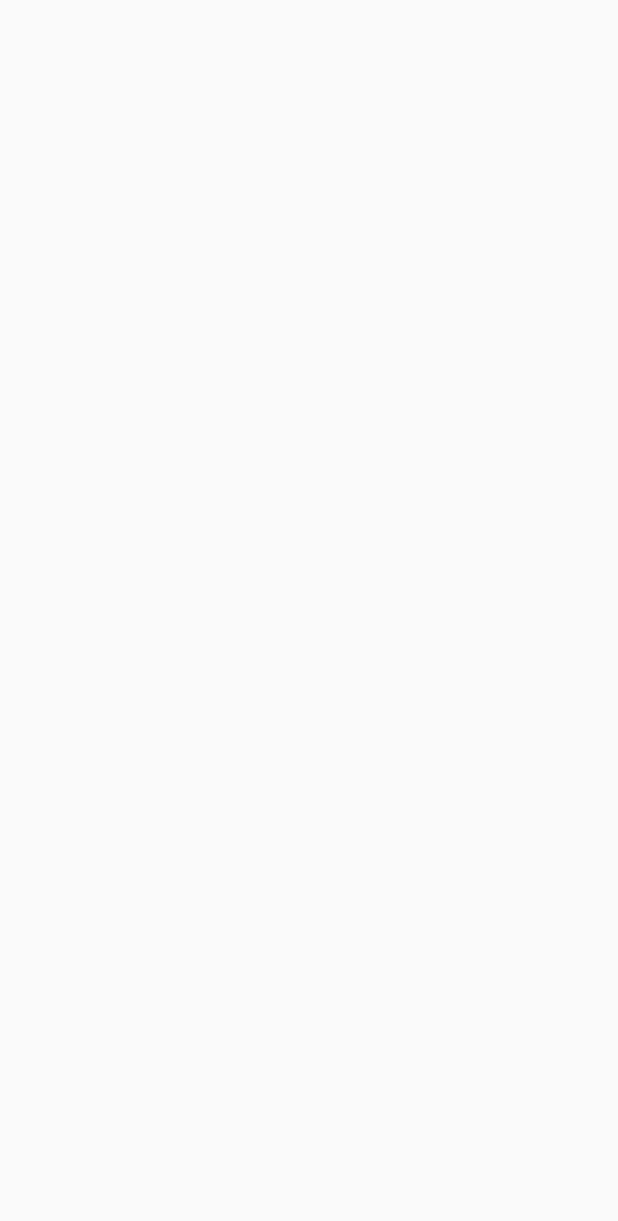
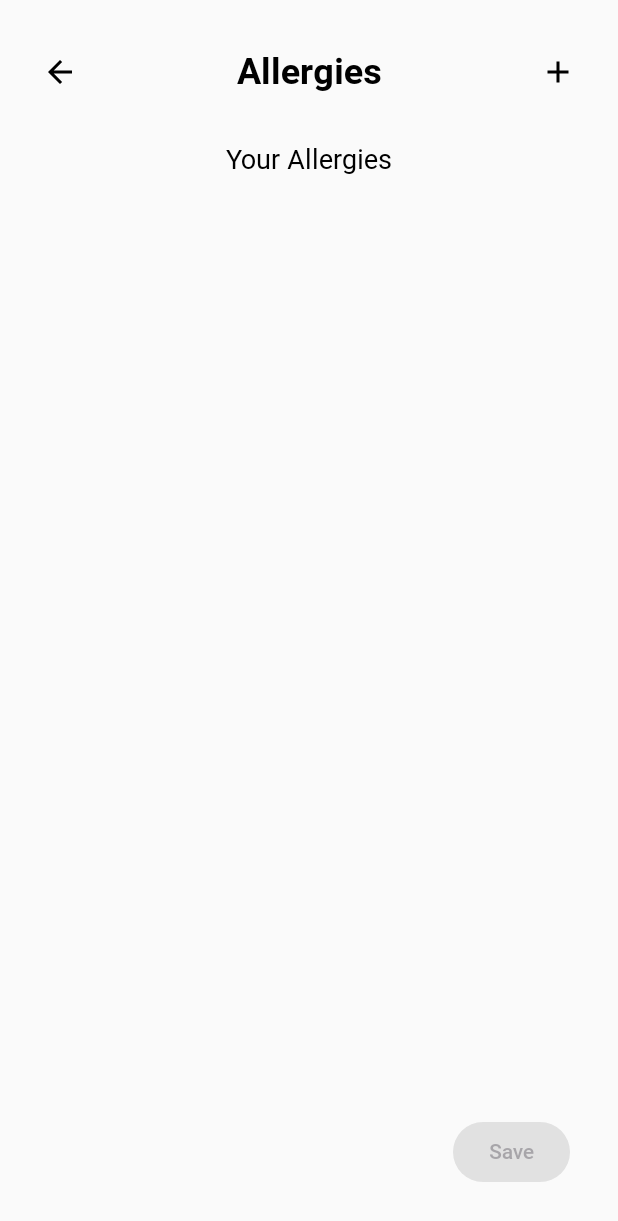
Before and after one commit to Defined0101/mobile, an Android app built with Jetpack Compose: the screen it shows after launch (MainActivity), on a phone screen of 412 x 824 dp. Before the commit the part shown is empty. Shown: the top 1221 px of the screen. Run offline under Robolectric (Android 15) with nearby library versions, the phone set to English and light mode, and no system bars.

Commit message:
feat: Allergy Page implemented

```diff
--- a/app/build.gradle.kts
+++ b/app/build.gradle.kts
@@ -49,6 +49,7 @@ dependencies {
     implementation(libs.androidx.ui.graphics)
     implementation(libs.androidx.ui.tooling.preview)
     implementation(libs.androidx.material3)
+    implementation(libs.androidx.navigation.compose)
     testImplementation(libs.junit)
     androidTestImplementation(libs.androidx.junit)
     androidTestImplementation(libs.androidx.espresso.core)
--- a/app/src/main/java/com/defined/mobile/MainActivity.kt
+++ b/app/src/main/java/com/defined/mobile/MainActivity.kt
@@ -3,24 +3,48 @@ package com.defined.mobile
 import android.os.Bundle
 import androidx.activity.ComponentActivity
 import androidx.activity.compose.setContent
-import androidx.activity.enableEdgeToEdge
-import androidx.compose.foundation.layout.fillMaxSize
-import androidx.compose.foundation.layout.padding
-import androidx.compose.material3.Scaffold
-import androidx.compose.material3.Text
 import androidx.compose.runtime.Composable
-import androidx.compose.ui.Modifier
-import androidx.compose.ui.tooling.preview.Preview
+import androidx.compose.runtime.mutableStateListOf
+import androidx.compose.runtime.remember
+import androidx.navigation.compose.NavHost
+import androidx.navigation.compose.composable
+import androidx.navigation.compose.rememberNavController
+import com.defined.mobile.ui.AllergyPage
+import com.defined.mobile.ui.IngredientSearch
+import com.defined.mobile.ui.Ingredients
 import com.defined.mobile.ui.theme.MobileTheme
 
 class MainActivity : ComponentActivity() {
     override fun onCreate(savedInstanceState: Bundle?) {
         super.onCreate(savedInstanceState)
-        enableEdgeToEdge()
+
         setContent {
             MobileTheme {
-
+                AppNavigation()
             }
         }
     }
 }
+
+@Composable
+fun AppNavigation() {
+    val navController = rememberNavController()
+
+    NavHost(
+        navController = navController,
+        startDestination = "AllergyPage"
+    ) {
+        composable("allergyPage") {
+            AllergyPage(
+                navController = navController,
+                onNavigateBack = { navController.popBackStack() }
+            )
+        }
+        composable("ingredientSearch") {
+            IngredientSearch(
+                navController = navController,
+                onNavigateBack = { navController.popBackStack() }
+            )
+        }
+    }
+}
--- /dev/null
+++ b/app/src/main/java/com/defined/mobile/ui/AllergyPage.kt
@@ -0,0 +1,146 @@
+package com.defined.mobile.ui
+
+import androidx.compose.foundation.background
+import androidx.compose.foundation.clickable
+import androidx.compose.foundation.layout.*
+import androidx.compose.foundation.shape.RoundedCornerShape
+import androidx.compose.material.icons.Icons
+import androidx.compose.material.icons.filled.Add
+import androidx.compose.material.icons.filled.ArrowBack
+import androidx.compose.material.icons.filled.Delete
+import androidx.compose.material3.*
+import androidx.compose.runtime.*
+import androidx.compose.ui.Alignment
+import androidx.compose.ui.Modifier
+import androidx.compose.ui.graphics.Color
+import androidx.compose.ui.unit.dp
+import androidx.compose.ui.unit.sp
+import androidx.navigation.NavController
+import androidx.navigation.compose.currentBackStackEntryAsState
+
+//TODO: Connect to database
+//TODO: Only one ingredient can be selected. After db connection fix it to multiple
+
+@OptIn(ExperimentalMaterial3Api::class)
+@Composable
+fun AllergyPage(
+    navController: NavController, // NavController for navigation
+    onNavigateBack: () -> Unit // Callback for back navigation
+) {
+    val allergicIngredients = remember { mutableStateListOf<Ingredients>() }
+    var isModified by remember { mutableStateOf(false) }
+
+    // Observe navigation result
+    val navBackStackEntry = navController.currentBackStackEntryAsState().value
+    val selectedIngredient = navBackStackEntry?.savedStateHandle?.get<String>("selectedIngredient")
+
+    // Add the selected ingredient to the list if it doesn't already exist
+    LaunchedEffect(selectedIngredient) {
+        selectedIngredient?.let { ingredientName ->
+            if (allergicIngredients.none { it.name == ingredientName }) {
+                allergicIngredients.add(Ingredients(ingredientName))
+                isModified = true
+            }
+        }
+    }
+
+    Column(
+        modifier = Modifier
+            .fillMaxSize()
+            .padding(16.dp)
+    ) {
+        // Top Bar
+        Row(
+            modifier = Modifier
+                .fillMaxWidth()
+                .padding(vertical = 8.dp),
+            verticalAlignment = Alignment.CenterVertically,
+            horizontalArrangement = Arrangement.SpaceBetween
+        ) {
+            IconButton(onClick = onNavigateBack) {
+                Icon(imageVector = Icons.Filled.ArrowBack, contentDescription = "Back")
+            }
+            Text(
+                text = "Allergies",
+                style = MaterialTheme.typography.titleLarge
+            )
+            IconButton(onClick = {
+                navController.navigate("ingredientSearch") // Navigate to IngredientSearch
+            }) {
+                Icon(imageVector = Icons.Filled.Add, contentDescription = "Add Ingredient")
+            }
+        }
+
+        // Title
+        Box(
+            modifier = Modifier
+                .fillMaxWidth()
+                .padding(vertical = 16.dp),
+            contentAlignment = Alignment.Center
+        ) {
+            Text(
+                text = "Your Allergies",
+                style = MaterialTheme.typography.bodyLarge.copy(fontSize = 18.sp)
+            )
+        }
+
+        // List of Allergic Ingredients
+        Column(
+            modifier = Modifier.fillMaxWidth(),
+            verticalArrangement = Arrangement.spacedBy(8.dp)
+        ) {
+            allergicIngredients.forEachIndexed { index, item ->
+                Row(
+                    modifier = Modifier
+                        .fillMaxWidth()
+                        .background(
+                            color = Color(0xFF4CAF50), // Green for active allergies
+                            shape = RoundedCornerShape(8.dp)
+                        )
+                        .padding(horizontal = 16.dp, vertical = 12.dp),
+                    verticalAlignment = Alignment.CenterVertically
+                ) {
+                    Text(
+                        text = item.name,
+                        modifier = Modifier.weight(1f),
+                        style = MaterialTheme.typography.bodyLarge.copy(
+                            color = Color.White
+                        )
+                    )
+                    IconButton(
+                        onClick = {
+                            allergicIngredients.removeAt(index)
+                            isModified = true
+                        }
+                    ) {
+                        Icon(
+                            imageVector = Icons.Filled.Delete,
+                            contentDescription = "Delete Allergy",
+                            tint = Color.White
+                        )
+                    }
+                }
+            }
+        }
+
+        // Save Button
+        Box(
+            modifier = Modifier.fillMaxSize(),
+            contentAlignment = Alignment.BottomEnd
+        ) {
+            Button(
+                onClick = {
+                    println("Saved Allergies: ${allergicIngredients.map { it.name }}")
+                    isModified = false
+                },
+                enabled = isModified,
+                modifier = Modifier.padding(16.dp),
+                colors = ButtonDefaults.buttonColors(
+                    containerColor = if (isModified) MaterialTheme.colorScheme.primary else Color.Gray
+                )
+            ) {
+                Text("Save")
+            }
+        }
+    }
+}
--- /dev/null
+++ b/app/src/main/java/com/defined/mobile/ui/Ingredients.kt
@@ -0,0 +1,5 @@
+package com.defined.mobile.ui
+
+data class Ingredients(
+    val name: String
+)
--- a/gradle/libs.versions.toml
+++ b/gradle/libs.versions.toml
@@ -8,6 +8,7 @@ espressoCore = "3.6.1"
 lifecycleRuntimeKtx = "2.8.6"
 activityCompose = "1.9.3"
 composeBom = "2024.04.01"
+navigationCompose = "2.8.5"
 
 [libraries]
 androidx-core-ktx = { group = "androidx.core", name = "core-ktx", version.ref = "coreKtx" }
@@ -24,6 +25,7 @@ androidx-ui-tooling-preview = { group = "androidx.compose.ui", name = "ui-toolin
 androidx-ui-test-manifest = { group = "androidx.compose.ui", name = "ui-test-manifest" }
 androidx-ui-test-junit4 = { group = "androidx.compose.ui", name = "ui-test-junit4" }
 androidx-material3 = { group = "androidx.compose.material3", name = "material3" }
+androidx-navigation-compose = { group = "androidx.navigation", name = "navigation-compose", version.ref = "navigationCompose" }
 
 [plugins]
 android-application = { id = "com.android.application", version.ref = "agp" }
```
Also changed, not shown: app/src/main/java/com/defined/mobile/ui/IngredientSearch.kt (added, +95 -0 lines).
